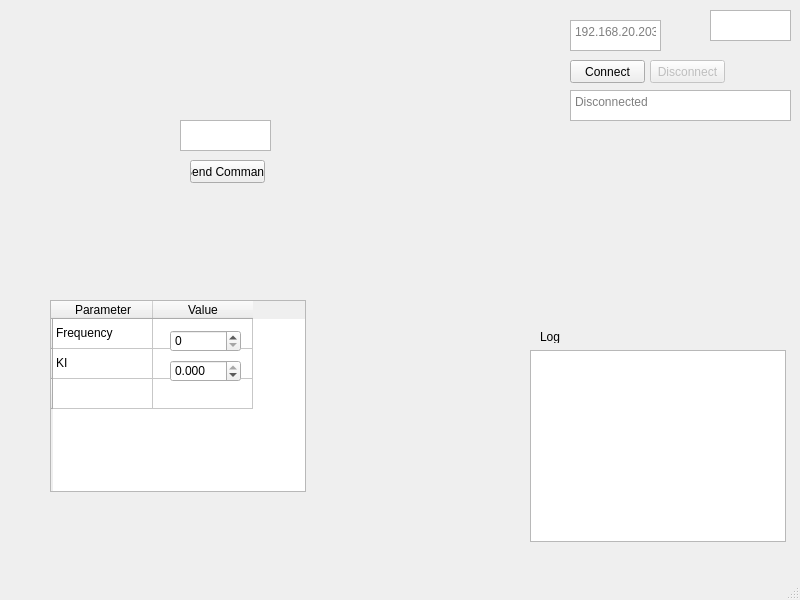
First picture: the form in mainwindow.ui, repository vhock/Phase-locked-Loop, before the edit.
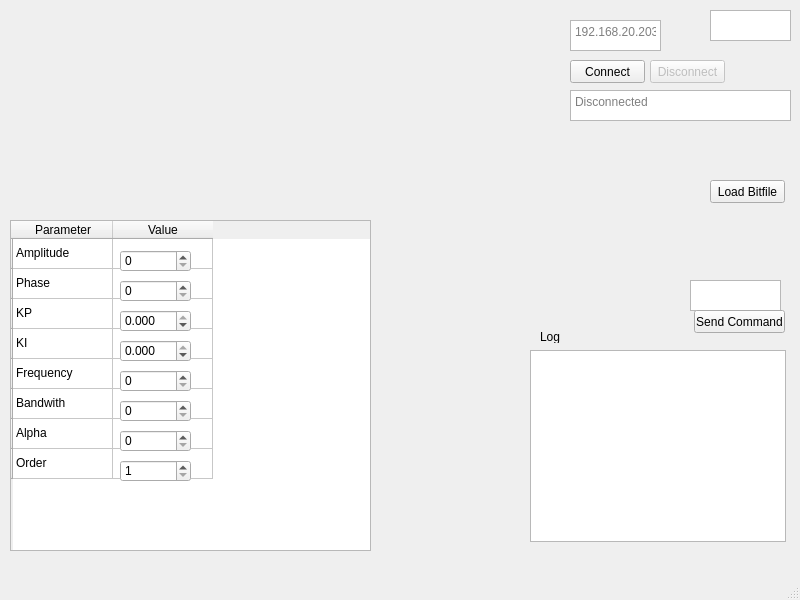
Second picture: the form after the edit.

The edit to the form file:
```diff
--- a/mainwindow.ui
+++ b/mainwindow.ui
@@ -95,34 +95,37 @@
      <bool>false</bool>
     </property>
    </widget>
-   <widget class="QPushButton" name="execTestCommandBtn">
+   <widget class="QPushButton" name="loadBitfileButton">
     <property name="geometry">
      <rect>
-      <x>190</x>
-      <y>160</y>
+      <x>710</x>
+      <y>180</y>
       <width>75</width>
       <height>23</height>
      </rect>
     </property>
     <property name="text">
-     <string>Send Command</string>
+     <string>Load Bitfile</string>
     </property>
    </widget>
    <widget class="QTextEdit" name="commandBox">
     <property name="geometry">
      <rect>
-      <x>180</x>
-      <y>120</y>
+      <x>690</x>
+      <y>280</y>
       <width>91</width>
       <height>31</height>
      </rect>
     </property>
+    <property name="toolTip">
+     <string>Send any aribtrary command from the text field above to the Red Pitaya</string>
+    </property>
    </widget>
-   <widget class="QSpinBox" name="pll1_f0_box">
+   <widget class="QSpinBox" name="pll1_freq_box">
     <property name="geometry">
      <rect>
-      <x>170</x>
-      <y>330</y>
+      <x>120</x>
+      <y>370</y>
       <width>71</width>
       <height>22</height>
      </rect>
@@ -153,10 +156,10 @@
    <widget class="QTableWidget" name="tableWidget">
     <property name="geometry">
      <rect>
-      <x>50</x>
-      <y>300</y>
-      <width>256</width>
-      <height>192</height>
+      <x>10</x>
+      <y>220</y>
+      <width>361</width>
+      <height>331</height>
      </rect>
     </property>
     <row>
@@ -174,6 +177,31 @@
       <string/>
      </property>
     </row>
+    <row>
+     <property name="text">
+      <string/>
+     </property>
+    </row>
+    <row>
+     <property name="text">
+      <string/>
+     </property>
+    </row>
+    <row>
+     <property name="text">
+      <string/>
+     </property>
+    </row>
+    <row>
+     <property name="text">
+      <string/>
+     </property>
+    </row>
+    <row>
+     <property name="text">
+      <string/>
+     </property>
+    </row>
     <column>
      <property name="text">
       <string>Parameter</string>
@@ -186,20 +214,50 @@
     </column>
     <item row="0" column="0">
      <property name="text">
-      <string>Frequency</string>
+      <string>Amplitude</string>
      </property>
     </item>
     <item row="1" column="0">
      <property name="text">
+      <string>Phase</string>
+     </property>
+    </item>
+    <item row="2" column="0">
+     <property name="text">
+      <string>KP</string>
+     </property>
+    </item>
+    <item row="3" column="0">
+     <property name="text">
       <string>KI</string>
      </property>
     </item>
+    <item row="4" column="0">
+     <property name="text">
+      <string>Frequency</string>
+     </property>
+    </item>
+    <item row="5" column="0">
+     <property name="text">
+      <string>Bandwith</string>
+     </property>
+    </item>
+    <item row="6" column="0">
+     <property name="text">
+      <string>Alpha</string>
+     </property>
+    </item>
+    <item row="7" column="0">
+     <property name="text">
+      <string>Order</string>
+     </property>
+    </item>
    </widget>
-   <widget class="QDoubleSpinBox" name="doubleSpinBox">
+   <widget class="QDoubleSpinBox" name="pll1_kp_box">
     <property name="geometry">
      <rect>
-      <x>170</x>
-      <y>360</y>
+      <x>120</x>
+      <y>310</y>
       <width>71</width>
       <height>22</height>
      </rect>
@@ -217,6 +275,124 @@
      <double>0.100000000000000</double>
     </property>
    </widget>
+   <widget class="QDoubleSpinBox" name="pll1_ki_box">
+    <property name="geometry">
+     <rect>
+      <x>120</x>
+      <y>340</y>
+      <width>71</width>
+      <height>22</height>
+     </rect>
+    </property>
+    <property name="decimals">
+     <number>3</number>
+    </property>
+    <property name="minimum">
+     <double>-30000.000000000000000</double>
+    </property>
+    <property name="maximum">
+     <double>0.000000000000000</double>
+    </property>
+    <property name="singleStep">
+     <double>0.100000000000000</double>
+    </property>
+   </widget>
+   <widget class="QSpinBox" name="pll1_phase_box">
+    <property name="geometry">
+     <rect>
+      <x>120</x>
+      <y>280</y>
+      <width>71</width>
+      <height>22</height>
+     </rect>
+    </property>
+    <property name="suffix">
+     <string/>
+    </property>
+    <property name="maximum">
+     <number>360</number>
+    </property>
+   </widget>
+   <widget class="QSpinBox" name="pll1_amplitude_box">
+    <property name="geometry">
+     <rect>
+      <x>120</x>
+      <y>250</y>
+      <width>71</width>
+      <height>22</height>
+     </rect>
+    </property>
+    <property name="suffix">
+     <string/>
+    </property>
+    <property name="maximum">
+     <number>127</number>
+    </property>
+   </widget>
+   <widget class="QSpinBox" name="pll1_bandwith_box">
+    <property name="geometry">
+     <rect>
+      <x>120</x>
+      <y>400</y>
+      <width>71</width>
+      <height>22</height>
+     </rect>
+    </property>
+    <property name="suffix">
+     <string/>
+    </property>
+    <property name="maximum">
+     <number>429496729</number>
+    </property>
+   </widget>
+   <widget class="QSpinBox" name="pll1_alpha_box">
+    <property name="geometry">
+     <rect>
+      <x>120</x>
+      <y>430</y>
+      <width>71</width>
+      <height>22</height>
+     </rect>
+    </property>
+    <property name="suffix">
+     <string/>
+    </property>
+    <property name="maximum">
+     <number>429496729</number>
+    </property>
+   </widget>
+   <widget class="QSpinBox" name="pll1_order_box">
+    <property name="geometry">
+     <rect>
+      <x>120</x>
+      <y>460</y>
+      <width>71</width>
+      <height>22</height>
+     </rect>
+    </property>
+    <property name="suffix">
+     <string/>
+    </property>
+    <property name="minimum">
+     <number>1</number>
+    </property>
+    <property name="maximum">
+     <number>8</number>
+    </property>
+   </widget>
+   <widget class="QPushButton" name="sendArbitraryCommandBtn">
+    <property name="geometry">
+     <rect>
+      <x>694</x>
+      <y>310</y>
+      <width>91</width>
+      <height>23</height>
+     </rect>
+    </property>
+    <property name="text">
+     <string>Send Command</string>
+    </property>
+   </widget>
    <zorder>tableWidget</zorder>
    <zorder>ipAddress</zorder>
    <zorder>connectButton</zorder>
@@ -224,11 +400,18 @@
    <zorder>statusBox</zorder>
    <zorder>connectionIndicator</zorder>
    <zorder>disconnectButton</zorder>
-   <zorder>execTestCommandBtn</zorder>
+   <zorder>loadBitfileButton</zorder>
    <zorder>commandBox</zorder>
-   <zorder>pll1_f0_box</zorder>
+   <zorder>pll1_freq_box</zorder>
    <zorder>label</zorder>
-   <zorder>doubleSpinBox</zorder>
+   <zorder>pll1_kp_box</zorder>
+   <zorder>pll1_ki_box</zorder>
+   <zorder>pll1_phase_box</zorder>
+   <zorder>pll1_amplitude_box</zorder>
+   <zorder>pll1_bandwith_box</zorder>
+   <zorder>pll1_alpha_box</zorder>
+   <zorder>pll1_order_box</zorder>
+   <zorder>sendArbitraryCommandBtn</zorder>
   </widget>
   <widget class="QMenuBar" name="menubar">
    <property name="geometry">
```
